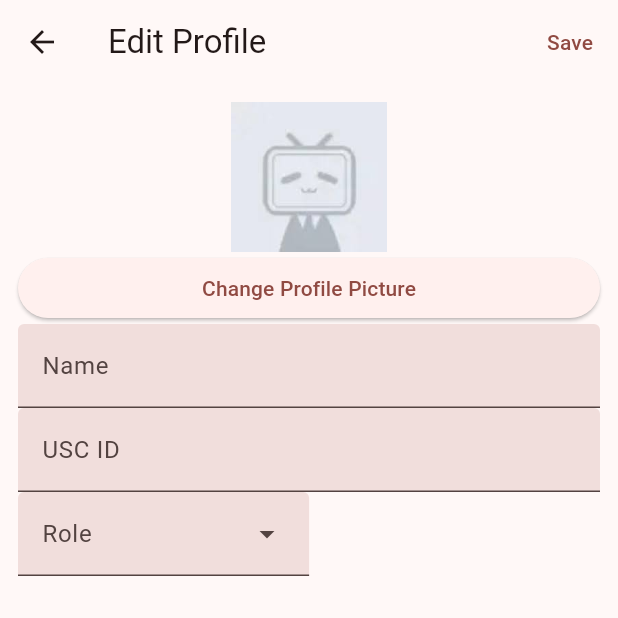
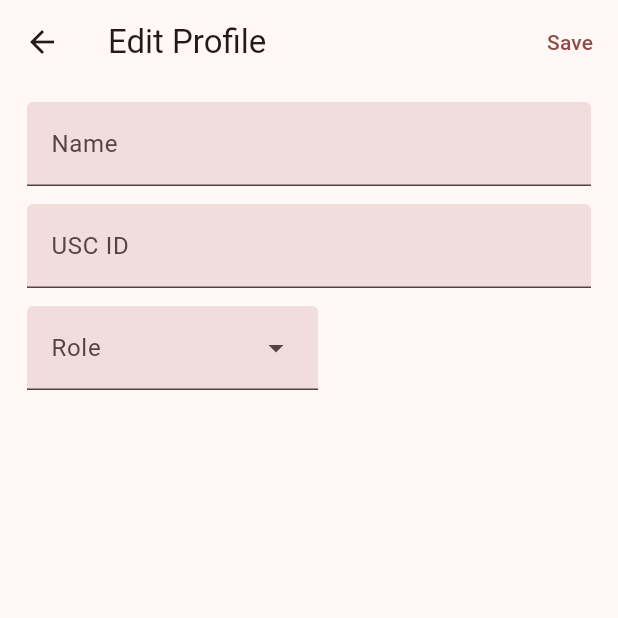
Before and after one commit to nenesekai/usc_tree_hole, a Flutter app: the MyProfilePage screen opened directly with empty values, after a tap on "Edit Profile", on a phone screen of 412 x 824 dp, the top half of it. Run offline on Flutter 3.47's test engine with Material 3 defaults, Android fonts, the phone set to English and light mode, and no system bars; our stand-ins replace cloud_firestore, firebase_auth, firebase_core, firebase_storage, image_picker; accounts and stored records are empty; network calls fail.

Commit message:
moved change profile picture to my profile page

```diff
--- a/lib/view/page/edit_profile_page.dart
+++ b/lib/view/page/edit_profile_page.dart
@@ -27,11 +27,8 @@ class _EditProfilePageState extends State<EditProfilePage> {
   String? _nameError;
   String? _uscIdError;
 
-  late Avatar _avatar;
-
   @override
   void initState() {
-    _avatar = Avatar(userId: widget.profileId);
     _profileProvider.getProfileById(widget.profileId).then((Profile profile) {
       if (mounted) {
         setState(() {
@@ -75,35 +72,8 @@ class _EditProfilePageState extends State<EditProfilePage> {
       body: _isLoading
           ? const Center(child: CircularProgressIndicator())
           : Padding(
-              padding: EdgeInsets.all(12.0),
+              padding: EdgeInsets.symmetric(vertical: 12.0, horizontal: 18.0),
               child: ListView(children: [
-                _avatar,
-                ElevatedButton(
-                  onPressed: () {
-                    ImagePicker()
-                        .pickImage(source: ImageSource.gallery)
-                        .then((XFile? image) {
-                      if (image == null) return;
-                      _profileProvider
-                          .uploadAvatar(
-                        File(image.path),
-                        widget.profileId,
-                      )
-                          .then(
-                        (value) {
-                          if (mounted) {
-                            setState(() {
-                              _avatar = Avatar(
-                                userId: widget.profileId,
-                              );
-                            });
-                          }
-                        },
-                      );
-                    });
-                  },
-                  child: const Text('Change Profile Picture'),
-                ),
                 TextField(
                   controller: _nameController,
                   decoration: InputDecoration(
@@ -112,6 +82,7 @@ class _EditProfilePageState extends State<EditProfilePage> {
                     errorText: _nameError,
                   ),
                 ),
+                SizedBox(height: 12.0),
                 TextField(
                   controller: _uscIdController,
                   decoration: InputDecoration(
@@ -120,6 +91,7 @@ class _EditProfilePageState extends State<EditProfilePage> {
                     errorText: _uscIdError,
                   ),
                 ),
+                SizedBox(height: 12.0),
                 DropdownMenu(
                   controller: _roleController,
                   dropdownMenuEntries: roles
@@ -129,7 +101,7 @@ class _EditProfilePageState extends State<EditProfilePage> {
                   inputDecorationTheme:
                       const InputDecorationTheme(filled: true),
                   label: const Text('Role'),
-                )
+                ),
               ]),
             ),
     );
--- a/lib/view/page/my_profile_page.dart
+++ b/lib/view/page/my_profile_page.dart
@@ -1,8 +1,12 @@
+import 'dart:io';
+
 import 'package:firebase_auth/firebase_auth.dart';
 import 'package:flutter/material.dart';
+import 'package:image_picker/image_picker.dart';
 import 'package:usc_tree_hole/data/profile_provider.dart';
 import 'package:usc_tree_hole/model/post.dart';
 import 'package:usc_tree_hole/model/profile.dart';
+import 'package:usc_tree_hole/view/component/avatar.dart';
 import 'package:usc_tree_hole/view/page/edit_profile_page.dart';
 import 'package:usc_tree_hole/view/page/profile_page.dart';
 import 'package:usc_tree_hole/view/page/welcome_page.dart';
@@ -19,12 +23,38 @@ class MyProfilePage extends StatefulWidget {
 }
 
 class _MyProfilePageState extends State<MyProfilePage> {
+  bool _isLoading = true;
   final _profileProvider = FirebaseProfileProvider();
-  bool _toggle = false;
+
+  @override
+  void initState() {
+    setState(() {
+      _isLoading = false;
+    });
+    super.initState();
+  }
 
   void onSignOut(BuildContext context) {
     FirebaseAuth.instance.signOut();
     Navigator.pushReplacementNamed(context, WelcomePage.route);
+  }
+
+  void onPressChangeProfilePicture() {
+    ImagePicker().pickImage(source: ImageSource.gallery).then((XFile? image) {
+      if (image == null) return;
+      _profileProvider
+          .uploadAvatar(
+        File(image.path),
+        widget.user.uid,
+      )
+          .then(
+        (value) {
+          if (mounted) {
+            setState(() {});
+          }
+        },
+      );
+    });
   }
 
   @override
@@ -43,12 +73,19 @@ class _MyProfilePageState extends State<MyProfilePage> {
                   ),
                 ],
               ),
-              body: profile == null
+              body: profile == null || _isLoading == true
                   ? const Center(child: CircularProgressIndicator())
                   : Padding(
                       padding: const EdgeInsets.all(8.0),
                       child: ListView(children: [
-                        ProfileCard(profile: profile),
+                        InkWell(
+                            onTap: () => Navigator.pushNamed(
+                                context, ProfilePage.route,
+                                arguments: widget.user.uid),
+                            child: ProfileCard(profile: profile)),
+                        ElevatedButton(
+                            onPressed: onPressChangeProfilePicture,
+                            child: const Text('Change Profile Picture')),
                         ElevatedButton(
                           child: const Text('Edit Profile'),
                           onPressed: () {
```
